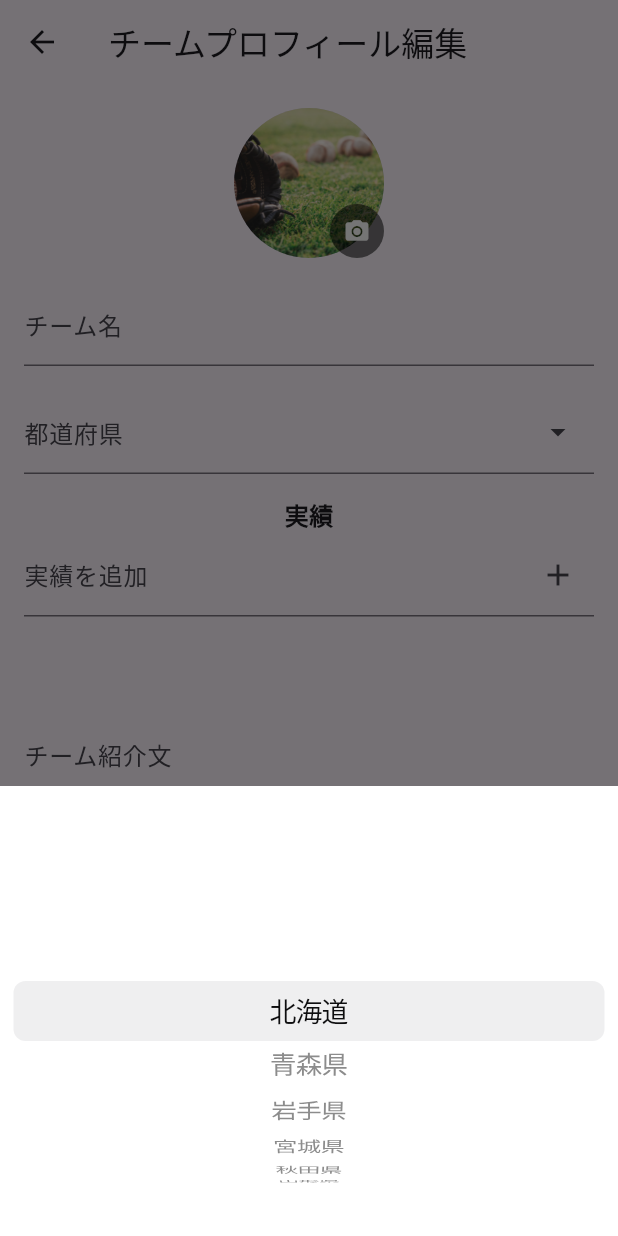
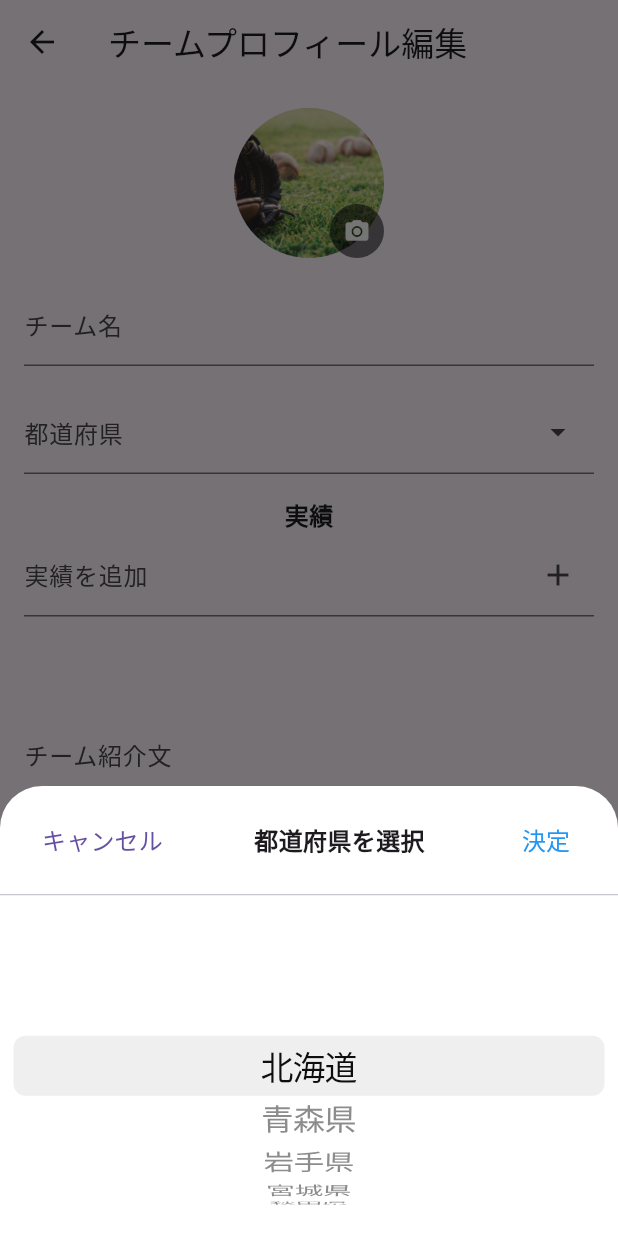
Before and after one commit to mata-s/b_net, a Flutter app: the EditTeamProfilePage screen opened directly with empty values, after a tap on "都道府県", on a phone screen of 412 x 824 dp. Run offline on Flutter 3.47's test engine with Material 3 defaults, Android fonts, the phone set to English and light mode, and no system bars; our stand-ins replace cloud_firestore, cloud_functions, firebase_auth, firebase_core, firebase_messaging, firebase_storage and 5 more; missing offline and left inert: gal, purchases_flutter; accounts and stored records are empty.

Commit message:
アプデ

```diff
--- a/lib/common/subscription_guard.dart
+++ b/lib/common/subscription_guard.dart
@@ -28,48 +28,42 @@ class _SubscriptionGuardState extends State<SubscriptionGuard> with SingleTicker
   // 「有料プランでできること」リスト
   final List<_FeaturePage> _pages = const [
     _FeaturePage(
-      title: 'ランキングに参加できる',
-      description: '数字で成長が見えると、野球がもっと楽しくなる。\n'
-          'あなたもランキングに参加してみよう！',
-      icon: Icons.leaderboard,
+      title: '詳しい成績まで見られる',
+      description: '打率や本塁打だけでは見えない細かな成績まで確認。\n'
+          '自分のプレーをもっと深く振り返れます。',
+      icon: Icons.analytics,
+    ),
+     _FeaturePage(
+      title: '月間称号を獲得できる',
+      description: '毎月の成績から、あなたの活躍や成長を分析。\n'
+          'あなただけの称号と成長ポイントを振り返れます。',
+      icon: Icons.emoji_events,
     ),
     _FeaturePage(
-      title: '都道府県対抗ヒットバトル',
-      description: 'あなたの一打が地元のスコアに加算される。\n'
-          '都道府県ごとのヒット合計で順位が決まる白熱バトル！',
-      icon: Icons.flag_circle,
-    ),
-    _FeaturePage(
-      title: '全国トップ選手を覗いてみよう',
-      description: '全国の強者の成績を見ると、刺激と発見がある。\n'
-          'あなたの次の目標が自然と見つかります。',
+      title: '称号履歴を振り返れる',
+      description: '過去の月間称号や成長候補を保存。\n'
+          '試合を重ねるほど、自分の成長の軌跡が残ります。',
       icon: Icons.workspace_premium,
     ),
     _FeaturePage(
-      title: '打撃のさらに詳細がわかる',
-      description: '打球の分布や打撃傾向など、\n'
-          'いつもの成績表では見えない打撃のクセが見えてきます。',
-      icon: Icons.analytics,
+      title: '相手別の成績を分析できる',
+      description: 'どのチーム相手に強いか、苦手なのか。\n'
+          '対戦相手ごとの相性をデータで確認できます。',
+      icon: Icons.groups,
     ),
     _FeaturePage(
-      title: 'チーム別・球場別の成績も見られる',
-      description: 'どのチーム相手に強いか、\n'
-          'どの球場と相性がいいかをデータで分析できます。',
+      title: '球場別の成績を分析できる',
+      description: 'どの球場で調子がいいか、どの場所と相性がいいか。\n'
+          '球場ごとの傾向を振り返れます。',
       icon: Icons.stadium,
-    ),
-    _FeaturePage(
-      title: '目標を決めると、野球がもっと楽しくなる',
-      description: '月の目標や、1年のテーマを決めるだけで、\n'
-          '野球に取り組む毎日がもっとワクワクします。',
-      icon: Icons.flag,
     ),
   ];
 
   @override
   void initState() {
     super.initState();
-    _currentPage = widget.initialPage;
-    _pageController = PageController(initialPage: widget.initialPage);
+    _currentPage = 0;
+    _pageController = PageController(initialPage: 0);
 
     _hintController = AnimationController(
       vsync: this,
--- a/lib/pages/team/create_team.dart
+++ b/lib/pages/team/create_team.dart
@@ -353,6 +353,12 @@ class _CreateTeamAccountPageState extends State<CreateTeamAccountPage> {
 
   Future<void> _createTeamAccount() async {
   if (!_formKey.currentState!.validate()) return;
+  if (_selectedPrefecture == null || _selectedPrefecture!.isEmpty) {
+    ScaffoldMessenger.of(context).showSnackBar(
+      const SnackBar(content: Text('都道府県を選択してください')),
+    );
+    return;
+  }
 
   setState(() {
     _isLoading = true;
--- a/lib/pages/team/edit_team_profile_page.dart
+++ b/lib/pages/team/edit_team_profile_page.dart
@@ -1,11 +1,12 @@
+import 'dart:io';
+
 import 'package:cloud_firestore/cloud_firestore.dart';
 import 'package:firebase_auth/firebase_auth.dart';
 import 'package:firebase_storage/firebase_storage.dart';
 import 'package:flutter/cupertino.dart';
 import 'package:flutter/material.dart';
-import 'dart:io';
+import 'package:image/image.dart' as img;
 import 'package:image_picker/image_picker.dart';
-import 'package:image/image.dart' as img;
 
 class EditTeamProfilePage extends StatefulWidget {
   final String teamId;
@@ -77,7 +78,7 @@ class _EditTeamProfilePageState extends State<EditTeamProfilePage> {
     '大分県',
     '宮崎県',
     '鹿児島県',
-    '沖縄県'
+    '沖縄県',
   ];
 
   @override
@@ -88,20 +89,22 @@ class _EditTeamProfilePageState extends State<EditTeamProfilePage> {
 
   Future<void> _loadTeamData() async {
     try {
-      DocumentSnapshot teamSnapshot = await FirebaseFirestore.instance
+      final teamSnapshot = await FirebaseFirestore.instance
           .collection('teams')
           .doc(widget.teamId)
           .get();
 
       if (teamSnapshot.exists) {
-        Map<String, dynamic> teamData =
-            teamSnapshot.data() as Map<String, dynamic>;
+        final teamData = teamSnapshot.data() as Map<String, dynamic>;
 
         setState(() {
-          _teamNameController.text = teamData['teamName'];
-          _teamDescriptionController.text = teamData['teamDescription'];
+          _teamNameController.text = teamData['teamName'] ?? '';
+          _teamDescriptionController.text =
+              teamData['teamDescription'] ?? '';
           _selectedPrefecture = teamData['prefecture'];
-          _achievements = List<String>.from(teamData['achievements']);
+          _achievements = List<String>.from(
+            teamData['achievements'] ?? <String>[],
+          );
           _profileImageUrl = teamData['profileImage'];
         });
       }
@@ -116,15 +119,13 @@ class _EditTeamProfilePageState extends State<EditTeamProfilePage> {
     final pickedFile =
         await ImagePicker().pickImage(source: ImageSource.gallery);
     if (pickedFile != null) {
-      File originalImage = File(pickedFile.path);
-      img.Image? image = img.decodeImage(originalImage.readAsBytesSync());
+      final originalImage = File(pickedFile.path);
+      final image = img.decodeImage(originalImage.readAsBytesSync());
 
       if (image != null) {
-        img.Image resizedImage =
-            img.copyResize(image, width: 600); // 幅を600pxにリサイズ
-        File compressedImage = File(pickedFile.path)
-          ..writeAsBytesSync(
-              img.encodeJpg(resizedImage, quality: 85)); // 圧縮して保存
+        final resizedImage = img.copyResize(image, width: 600);
+        final compressedImage = File(pickedFile.path)
+          ..writeAsBytesSync(img.encodeJpg(resizedImage, quality: 85));
 
         setState(() {
           _profileImage = compressedImage;
@@ -134,7 +135,15 @@ class _EditTeamProfilePageState extends State<EditTeamProfilePage> {
   }
 
   Future<void> _updateTeamProfile() async {
-    if (_formKey.currentState!.validate()) {
+    if (!_formKey.currentState!.validate()) return;
+
+    if (_selectedPrefecture == null || _selectedPrefecture!.isEmpty) {
+      ScaffoldMessenger.of(context).showSnackBar(
+        const SnackBar(content: Text('都道府県を選択してください')),
+      );
+      return;
+    }
+
     setState(() {
       _isLoading = true;
     });
@@ -142,14 +151,14 @@ class _EditTeamProfilePageState extends State<EditTeamProfilePage> {
     try {
       String? imageUrl;
       if (_profileImage != null) {
-          String fileName =
+        final fileName =
             '${FirebaseAuth.instance.currentUser!.uid}_team_profile.jpg';
-          UploadTask uploadTask = FirebaseStorage.instance
+        final uploadTask = FirebaseStorage.instance
             .ref()
             .child('team_images/$fileName')
             .putFile(_profileImage!);
 
-          TaskSnapshot snapshot = await uploadTask;
+        final snapshot = await uploadTask;
         imageUrl = await snapshot.ref.getDownloadURL();
       }
 
@@ -168,7 +177,7 @@ class _EditTeamProfilePageState extends State<EditTeamProfilePage> {
         const SnackBar(content: Text('チームプロフィールが更新されました')),
       );
 
-        Navigator.of(context).pop(); // プロフィールページに戻る
+      Navigator.of(context).pop();
     } catch (e) {
       ScaffoldMessenger.of(context).showSnackBar(
         SnackBar(content: Text('更新中にエラーが発生しました: $e')),
@@ -179,45 +188,90 @@ class _EditTeamProfilePageState extends State<EditTeamProfilePage> {
       });
     }
   }
-  }
 
   void _showCupertinoPrefecturePicker(BuildContext context) {
-    int initialIndex = _selectedPrefecture != null
-        ? _prefectures.indexOf(_selectedPrefecture!)
-        : 0;
+    FocusScope.of(context).requestFocus(FocusNode());
 
+    // 少し遅らせてからモーダルを開く
+    Future.delayed(const Duration(milliseconds: 100), () {
       showModalBottomSheet(
         context: context,
+        backgroundColor: Colors.white,
         builder: (BuildContext context) {
+          int tempIndex =
+              _prefectures.indexOf(_selectedPrefecture ?? _prefectures[0]);
+
           return SizedBox(
             height: 300,
+            child: Column(
+              children: [
+                Padding(
+                  padding: const EdgeInsets.symmetric(
+                    horizontal: 16,
+                    vertical: 12,
+                  ),
+                  child: Row(
+                    mainAxisAlignment: MainAxisAlignment.spaceBetween,
+                    children: [
+                      TextButton(
+                        onPressed: () => Navigator.pop(context),
+                        child: const Text(
+                          'キャンセル',
+                          style: TextStyle(fontSize: 16),
+                        ),
+                      ),
+                      const Text(
+                        '都道府県を選択',
+                        style: TextStyle(
+                          fontWeight: FontWeight.bold,
+                          fontSize: 16,
+                        ),
+                      ),
+                      TextButton(
+                        onPressed: () {
+                          setState(() {
+                            _selectedPrefecture = _prefectures[tempIndex];
+                          });
+                          Navigator.pop(context);
+                        },
+                        child: const Text(
+                          '決定',
+                          style: TextStyle(
+                            fontSize: 16,
+                            color: Colors.blue,
+                          ),
+                        ),
+                      ),
+                    ],
+                  ),
+                ),
+                const Divider(height: 1),
+                Expanded(
                   child: CupertinoPicker(
                     backgroundColor: Colors.white,
                     itemExtent: 40.0,
                     scrollController: FixedExtentScrollController(
-              initialItem: initialIndex,
+                      initialItem: tempIndex,
                     ),
-            onSelectedItemChanged: (int index) {},
-            children: _prefectures.map((prefecture) {
-              return GestureDetector(
-                onTap: () {
-                  setState(() {
-                    _selectedPrefecture = prefecture;
-                  });
-                  Navigator.pop(context);
+                    onSelectedItemChanged: (int index) {
+                      tempIndex = index;
                     },
-                child: Center(
+                    children: _prefectures.map((p) {
+                      return Center(
                         child: Text(
-                    prefecture,
-                    style: const TextStyle(fontSize: 18),
-                  ),
+                          p,
+                          style: const TextStyle(fontSize: 22),
                         ),
                       );
                     }).toList(),
                   ),
+                ),
+              ],
+            ),
           );
         },
       );
+    });
   }
 
   @override
@@ -244,8 +298,7 @@ class _EditTeamProfilePageState extends State<EditTeamProfilePage> {
                             ? FileImage(_profileImage!)
                             : (_profileImageUrl != null &&
                                     _profileImageUrl!.isNotEmpty
-                                ? NetworkImage(
-                                    _profileImageUrl!) // ✅ Firestore の画像を適用
+                                ? NetworkImage(_profileImageUrl!)
                                 : const AssetImage(
                                         'assets/default_team_avatar.png')
                                     as ImageProvider),
@@ -256,14 +309,16 @@ class _EditTeamProfilePageState extends State<EditTeamProfilePage> {
                         child: CircleAvatar(
                           radius: 18,
                           backgroundColor: Colors.black54,
-                          child: Icon(Icons.camera_alt,
-                              color: Colors.white, size: 18),
+                          child: Icon(
+                            Icons.camera_alt,
+                            color: Colors.white,
+                            size: 18,
+                          ),
                         ),
                       ),
                     ],
                   ),
                 ),
-                // 🔹 チームプロフィール写真削除ボタン（画像があるときだけ表示）
                 if (_profileImage != null ||
                     (_profileImageUrl != null &&
                         _profileImageUrl!.isNotEmpty))
@@ -315,8 +370,7 @@ class _EditTeamProfilePageState extends State<EditTeamProfilePage> {
                       decoration: const InputDecoration(
                         labelText: '都道府県',
                         border: UnderlineInputBorder(),
-                        suffixIcon:
-                            Icon(Icons.arrow_drop_down), // 🔽 右側に下矢印アイコン追加
+                        suffixIcon: Icon(Icons.arrow_drop_down),
                       ),
                       controller: TextEditingController(
                         text: _selectedPrefecture ?? '選択してください',
@@ -325,9 +379,13 @@ class _EditTeamProfilePageState extends State<EditTeamProfilePage> {
                   ),
                 ),
                 const SizedBox(height: 16),
-                const Text('実績',
-                    style:
-                        TextStyle(fontSize: 16, fontWeight: FontWeight.bold)),
+                const Text(
+                  '実績',
+                  style: TextStyle(
+                    fontSize: 16,
+                    fontWeight: FontWeight.bold,
+                  ),
+                ),
                 ListView.builder(
                   shrinkWrap: true,
                   itemCount: _achievements.length,
@@ -385,7 +443,8 @@ class _EditTeamProfilePageState extends State<EditTeamProfilePage> {
       bottomNavigationBar: MediaQuery.of(context).viewInsets.bottom > 0
           ? Padding(
               padding: EdgeInsets.only(
-                  bottom: MediaQuery.of(context).viewInsets.bottom),
+                bottom: MediaQuery.of(context).viewInsets.bottom,
+              ),
               child: Container(
                 height: 44,
                 color: Colors.grey[100],
--- a/pubspec.yaml
+++ b/pubspec.yaml
@@ -4,7 +4,7 @@ description: "A new Flutter project."
 publish_to: 'none'
 
 
-version: 2.5.0+29
+version: 2.5.1+30
 
 environment:
   sdk: ^3.5.3
```
Also changed, not shown: lib/pages/team/team_profile.dart (+27 -16 lines). Lines whose indentation alone changed are shown as unchanged.
